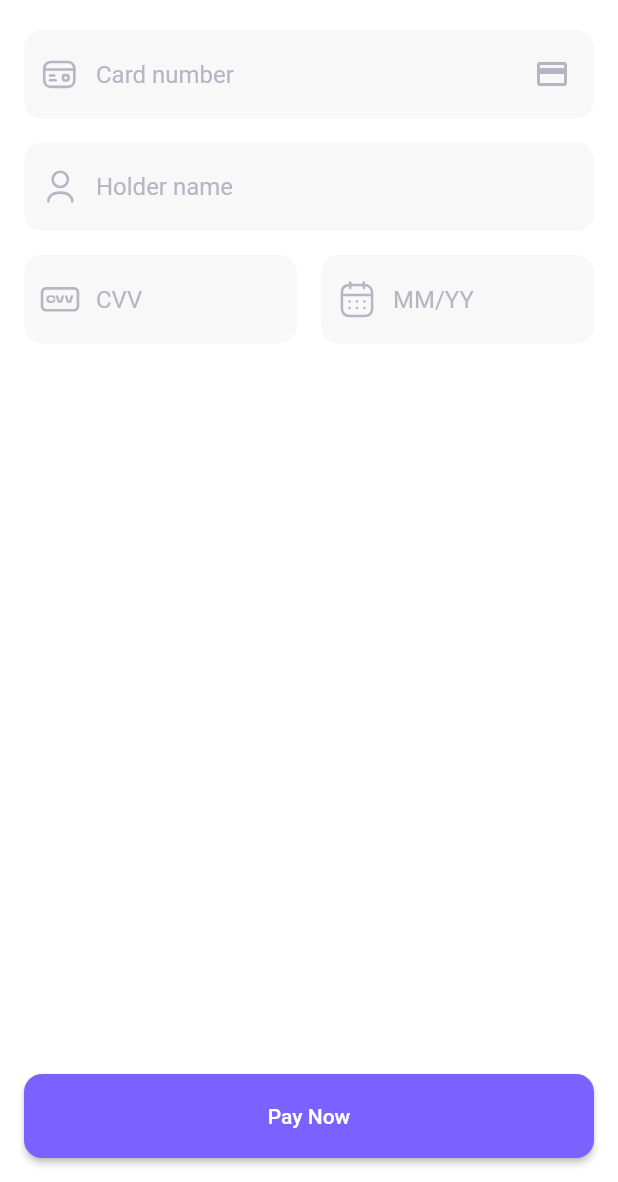
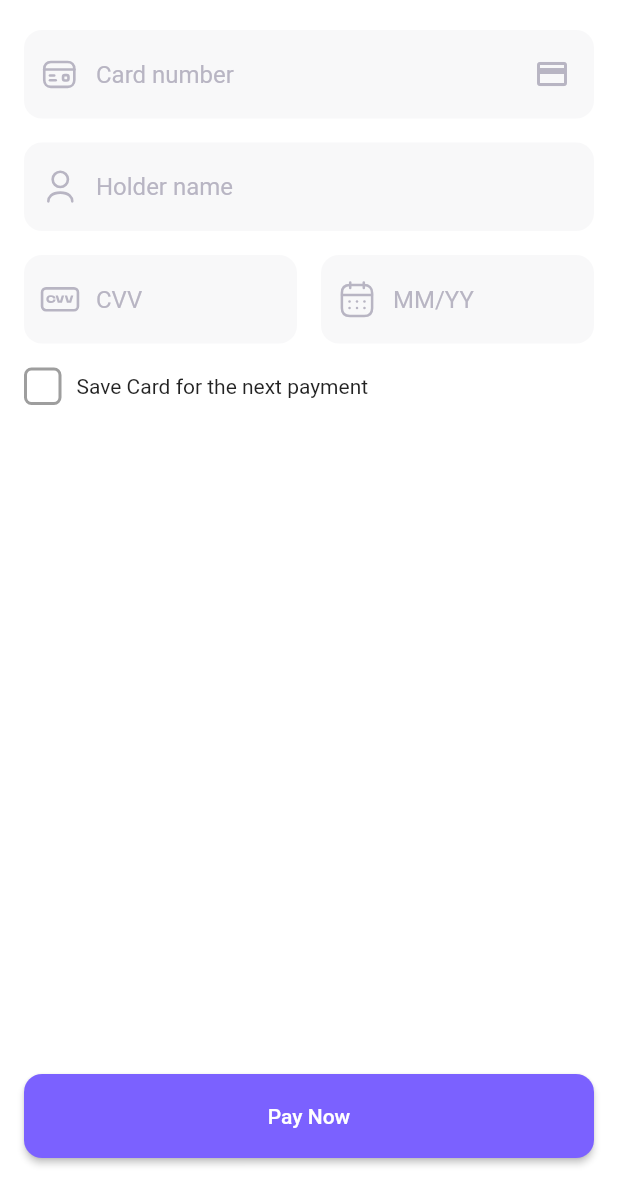
Before and after one commit to benbelgacemhichem/Flutter-Credit-Card-Form, a Flutter app: the screen it shows after launch, on a phone screen of 412 x 824 dp, the part 54-1236 px from its top. Run offline on Flutter 3.47's test engine with Material 2 defaults, Android fonts, the phone set to English and light mode, and no system bars; our stand-ins replace flutter_svg.

Commit message:
add save card checkbok

```diff
--- a/lib/screens/new_card/add_new_card.dart
+++ b/lib/screens/new_card/add_new_card.dart
@@ -4,6 +4,7 @@ import 'package:add_card/screens/new_card/components/card_strings.dart';
 import 'package:add_card/screens/new_card/components/card_type.dart';
 import 'package:add_card/screens/new_card/components/card_utilis.dart';
 import 'package:add_card/screens/new_card/components/input_formatters.dart';
+import 'package:add_card/widgets/custom_checkbox.dart';
 import 'package:flutter/material.dart';
 import 'package:flutter/services.dart';
 import 'package:flutter_svg/svg.dart';
@@ -17,9 +18,8 @@ class AddNewCardScreen extends StatefulWidget {
 
 class _AddNewCardScreenState extends State<AddNewCardScreen> {
   TextEditingController cardNumberController = TextEditingController();
-  var _scaffoldKey = GlobalKey<ScaffoldState>();
-  var _formKey = GlobalKey<FormState>();
-  var _paymentCard = PaymentCard();
+  final _formKey = GlobalKey<FormState>();
+  final _paymentCard = PaymentCard();
   var _autoValidateMode = AutovalidateMode.disabled;
 
   @override
@@ -142,6 +142,12 @@ class _AddNewCardScreenState extends State<AddNewCardScreen> {
                         ),
                       ],
                     ),
+                    const Padding(
+                      padding: EdgeInsets.only(top: 16.0),
+                      child: CustomCheckBox(
+                        isChecked: false,
+                      ),
+                    )
                   ],
                 ),
               ),
--- /dev/null
+++ b/lib/widgets/custom_checkbox.dart
@@ -0,0 +1,62 @@
+import 'package:flutter/material.dart';
+
+class CustomCheckBox extends StatefulWidget {
+  final bool isChecked;
+  const CustomCheckBox({Key? key, required this.isChecked}) : super(key: key);
+
+  @override
+  State<CustomCheckBox> createState() => _CustomCheckBoxState();
+}
+
+class _CustomCheckBoxState extends State<CustomCheckBox> {
+  bool isSelected = false;
+
+  @override
+  void initState() {
+    bool isSelected = widget.isChecked;
+
+    super.initState();
+  }
+
+  @override
+  Widget build(BuildContext context) {
+    return Column(
+      children: [
+        Row(
+          children: [
+            GestureDetector(
+              onTap: () {
+                setState(() {
+                  isSelected = !isSelected;
+                });
+              },
+              child: AnimatedContainer(
+                duration: const Duration(microseconds: 500),
+                decoration: BoxDecoration(
+                  color: isSelected ? Colors.blue : Colors.transparent,
+                  borderRadius: BorderRadius.circular(5),
+                  border: isSelected
+                      ? null
+                      : Border.all(
+                          color: Colors.grey,
+                          width: 2,
+                        ),
+                ),
+                height: 25,
+                width: 25,
+                child: isSelected
+                    ? const Icon(
+                        Icons.check,
+                        color: Colors.white,
+                      )
+                    : null,
+              ),
+            ),
+            const SizedBox(width: 10),
+            const Text('Save Card for the next payment'),
+          ],
+        ),
+      ],
+    );
+  }
+}
```
